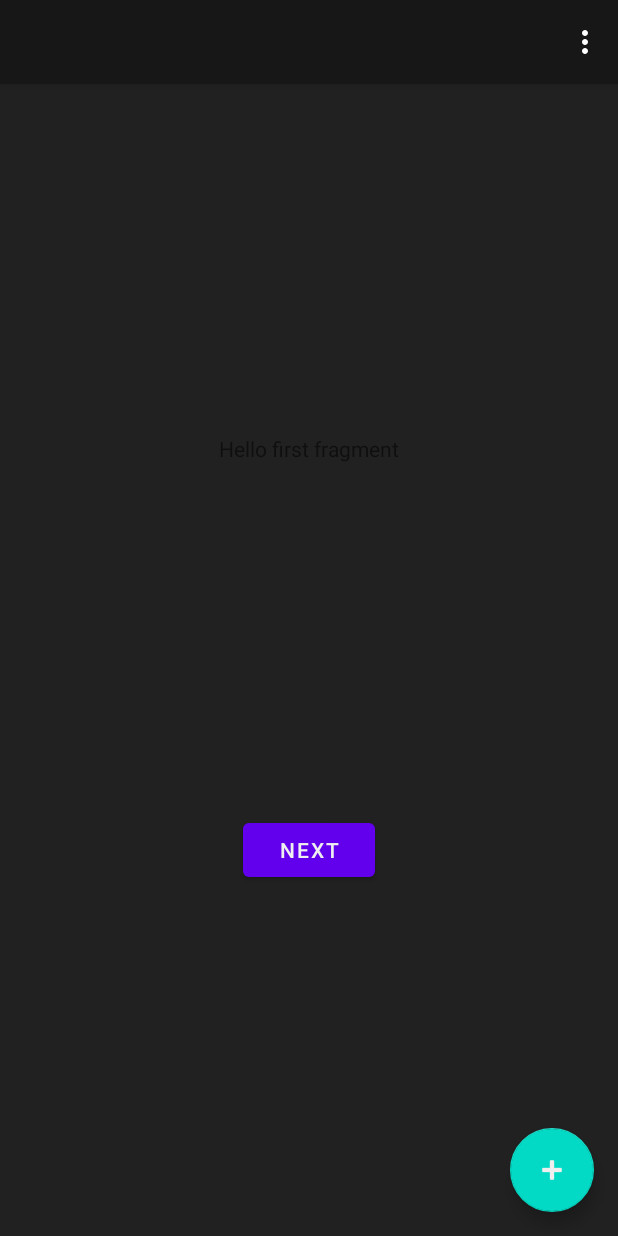
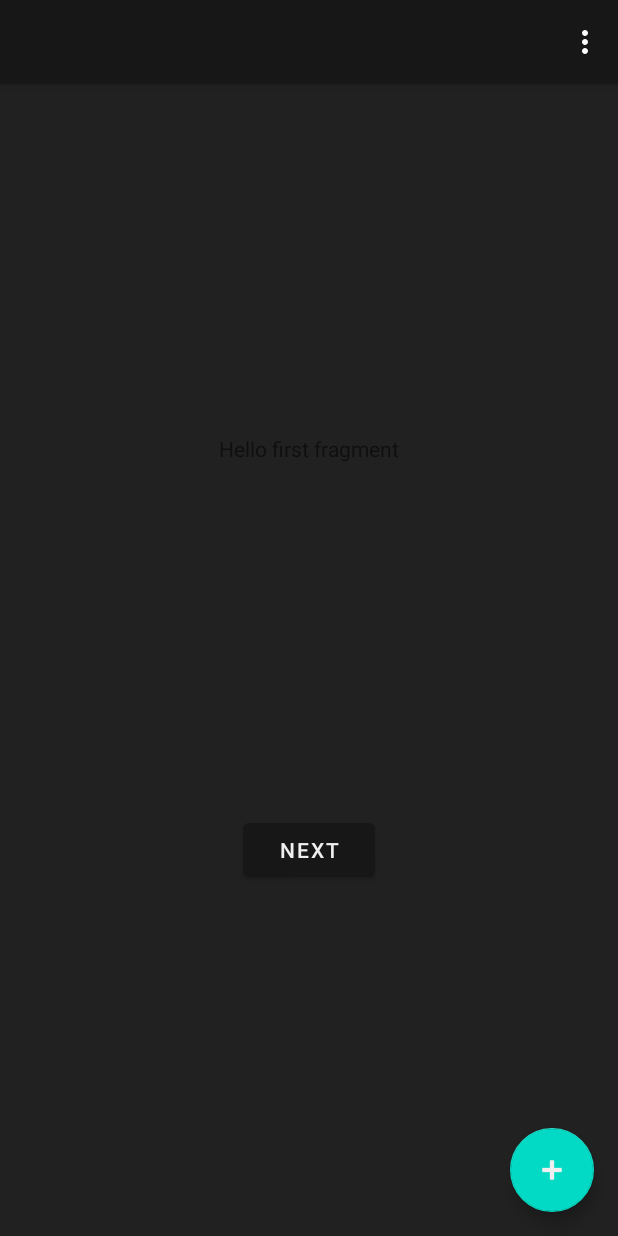
Before and after one commit to 0ga0takash1/Zekki_kaifi_alarm, an Android app: the screen it shows after launch (MainActivity), on a phone screen of 412 x 824 dp. Run offline under Robolectric (Android 15) with nearby library versions, the phone set to English and light mode, and no system bars.

Commit message:
カラー変更

```diff
--- a/app/src/main/java/zekki/kaihi/alarm/MainActivity.java
+++ b/app/src/main/java/zekki/kaihi/alarm/MainActivity.java
@@ -52,6 +52,7 @@ public class MainActivity extends AppCompatActivity {
         if (id == R.id.action_settings) {
             Intent to_settings = new Intent(getApplication(), Settings.class);
             startActivity(to_settings);
+            return true;
         } else if (id == R.id.action_delete) {
             return true;
         } else if (id == R.id.action_license) {
--- a/app/src/main/res/values/colors.xml
+++ b/app/src/main/res/values/colors.xml
@@ -7,6 +7,7 @@
     <color name="teal_700">#FF018786</color>
     <color name="black">#FF000000</color>
     <color name="black2">#FF212121</color>
+    <color name="black3">#FF181717</color>
     <color name="white">#FFFFFFFF</color>
     <color name="white2">#FFEFEFEF</color>
 </resources>
--- a/app/src/main/res/values/themes.xml
+++ b/app/src/main/res/values/themes.xml
@@ -2,8 +2,8 @@
     <!-- Base application theme. -->
     <style name="Theme.Zekki_kaihi_alarm" parent="Theme.MaterialComponents.DayNight.DarkActionBar">
         <!-- Primary brand color. -->
-        <item name="colorPrimary">@color/purple_500</item>
-        <item name="colorPrimaryVariant">@color/purple_700</item>
+        <item name="colorPrimary">@color/black3</item>
+        <item name="colorPrimaryVariant">@color/black2</item>
         <item name="colorOnPrimary">@color/white2</item>
         <!-- Secondary brand color. -->
         <item name="colorSecondary">@color/teal_200</item>
```
